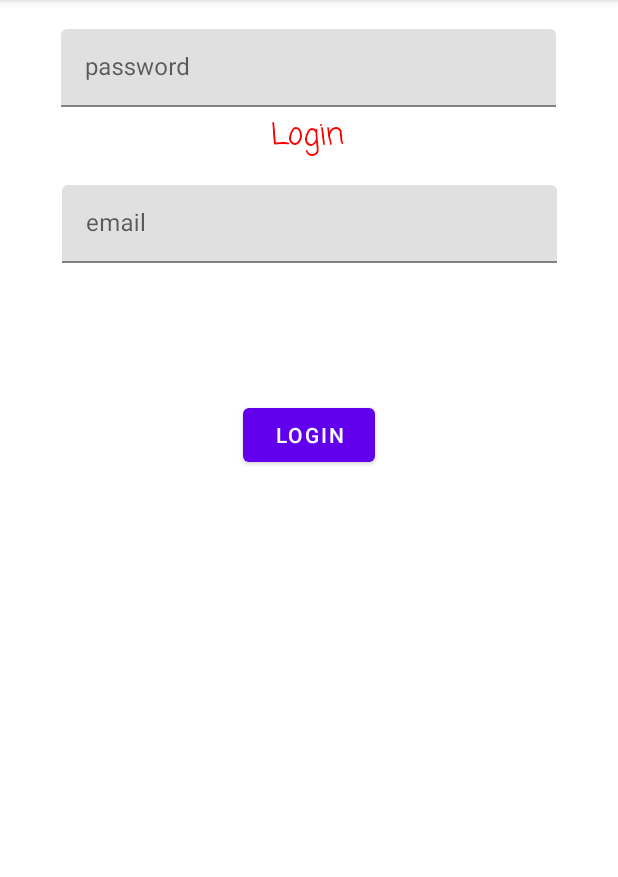
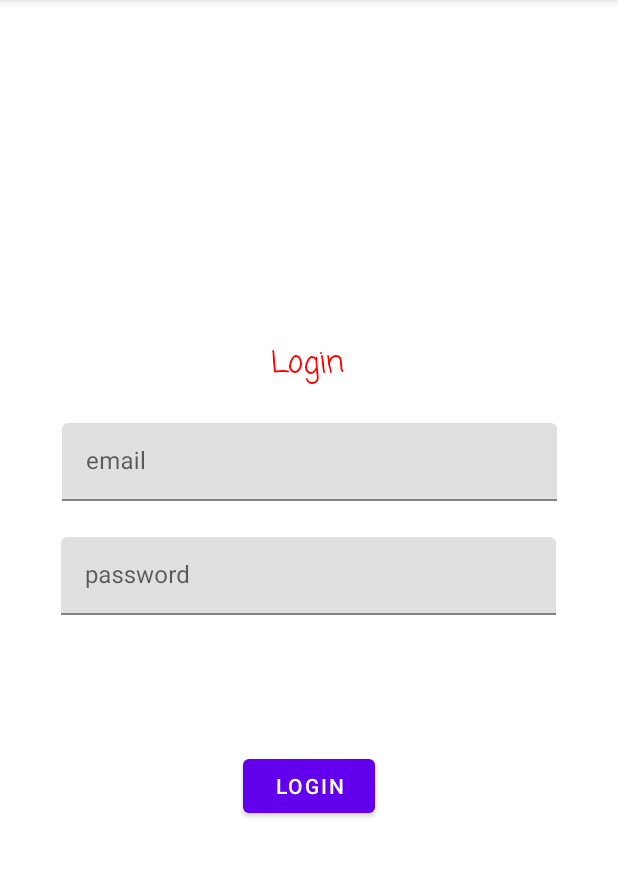
Before and after one commit to MrinankaDharWork/FireBasseDemoApp99, an Android app: the LoginPage screen opened through its navigation route, on a phone screen of 412 x 824 dp, the part 84-961 px from its top. Run offline under Robolectric (Android 15) with nearby library versions, the phone set to English and light mode, and no system bars; 4 statements that could not run were skipped.

Commit message:
navigation to login page and register page  done

```diff
--- a/app/src/main/java/com/example/firebassedemoapp/ui/WelcomePage.kt
+++ b/app/src/main/java/com/example/firebassedemoapp/ui/WelcomePage.kt
@@ -35,6 +35,14 @@ class WelcomePage : Fragment() {
             it.findNavController().navigate(R.id.action_welcomePage_to_loginPage)
         }
 
+        binding.register.setOnClickListener {
+            //Navigation.findNavController(view).navigate(R.id.action_welcomePage_to_loginPage)
+            //Navigation.findNavController(requireActivity(),R.id.welcomePage).navigate(R.id.action_welcomePage_to_loginPage)
+            //it.findNavController().navigate(R.id.action_welcomePage_to_loginPage)
+
+            it.findNavController().navigate(R.id.action_welcomePage_to_registerPage)
+        }
+
         return binding.root
     }
 
--- a/app/src/main/res/layout/fragment_login_page.xml
+++ b/app/src/main/res/layout/fragment_login_page.xml
@@ -11,38 +11,34 @@
         android:id="@+id/textInputLayout2"
         android:layout_width="330dp"
         android:layout_height="52dp"
-        android:layout_marginTop="260dp"
         app:layout_constraintBottom_toTopOf="@+id/textInputLayout"
         app:layout_constraintEnd_toEndOf="parent"
         app:layout_constraintStart_toStartOf="parent"
-        app:layout_constraintTop_toTopOf="parent">
+        app:layout_constraintTop_toBottomOf="@+id/textView2">
 
         <com.google.android.material.textfield.TextInputEditText
             android:id="@+id/emailInput"
             android:layout_width="330dp"
             android:layout_height="52dp"
-            android:hint="email"
-            tools:layout_editor_absoluteX="59dp"
-            tools:layout_editor_absoluteY="260dp" />
+            android:hint="email" />
     </com.google.android.material.textfield.TextInputLayout>
 
     <com.google.android.material.textfield.TextInputLayout
         android:id="@+id/textInputLayout"
         android:layout_width="330dp"
         android:layout_height="52dp"
+        app:layout_constraintBottom_toBottomOf="parent"
         app:layout_constraintEnd_toEndOf="parent"
         app:layout_constraintHorizontal_bias="0.493"
         app:layout_constraintStart_toStartOf="parent"
-        tools:ignore="MissingConstraints"
-        tools:layout_editor_absoluteY="364dp">
+        app:layout_constraintTop_toTopOf="parent"
+        tools:ignore="MissingConstraints">
 
         <com.google.android.material.textfield.TextInputEditText
             android:id="@+id/passwordInput"
             android:layout_width="330dp"
             android:layout_height="52dp"
-            android:hint="password"
-            tools:layout_editor_absoluteX="42dp"
-            tools:layout_editor_absoluteY="364dp" />
+            android:hint="password" />
     </com.google.android.material.textfield.TextInputLayout>
 
     <Button
@@ -61,15 +57,14 @@
         android:id="@+id/textView2"
         android:layout_width="wrap_content"
         android:layout_height="wrap_content"
+        android:layout_marginTop="208dp"
         android:fontFamily="casual"
         android:text="Login"
         android:textColor="#FF0000"
         android:textSize="20sp"
-        app:layout_constraintBottom_toTopOf="@+id/textInputLayout2"
         app:layout_constraintEnd_toEndOf="parent"
         app:layout_constraintHorizontal_bias="0.498"
         app:layout_constraintStart_toStartOf="parent"
-        app:layout_constraintTop_toTopOf="parent"
-        app:layout_constraintVertical_bias="0.76" />
+        app:layout_constraintTop_toTopOf="parent" />
 
 </androidx.constraintlayout.widget.ConstraintLayout>
--- a/app/src/main/res/layout/fragment_register_page.xml
+++ b/app/src/main/res/layout/fragment_register_page.xml
@@ -30,11 +30,12 @@
         android:id="@+id/textInputLayout"
         android:layout_width="330dp"
         android:layout_height="52dp"
+        app:layout_constraintBottom_toBottomOf="parent"
         app:layout_constraintEnd_toEndOf="parent"
         app:layout_constraintHorizontal_bias="0.493"
         app:layout_constraintStart_toStartOf="parent"
-        tools:ignore="MissingConstraints"
-        tools:layout_editor_absoluteY="364dp">
+        app:layout_constraintTop_toTopOf="parent"
+        tools:ignore="MissingConstraints">
 
         <com.google.android.material.textfield.TextInputEditText
             android:id="@+id/passwordInput"
```
